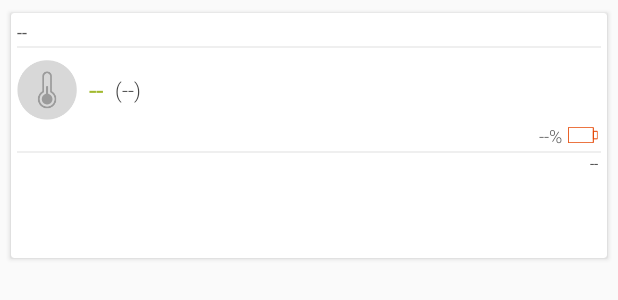
After one commit to ttdat0410/BTS, an Android app: the layout temperature_outside.xml on its own in the app's theme, with its tools: preview values and no code run, on a phone screen of 412 x 824 dp. The commit adds this screen. Shown: the top 300 px of the screen. Run offline under Robolectric (Android 15) with nearby library versions, the phone set to English and light mode, and no system bars.

Commit message:
add sub fragment on view pager

```diff
--- a/app/src/main/java/vn/vnpt/ansv/bts/utils/Utils.java
+++ b/app/src/main/java/vn/vnpt/ansv/bts/utils/Utils.java
@@ -62,7 +62,7 @@ public class Utils {
             return "tcp://10.4.1.210:1883";
         }
     }
-    public static String defaultTopic = "T123T";
+    public static String defaultTopic = "509a4c5912d3";
     public static String getTopic() {
         return "/SCPCloud/DEVICE/";
     }
--- /dev/null
+++ b/app/src/main/res/layout/temperature_outside.xml
@@ -0,0 +1,158 @@
+<?xml version="1.0" encoding="utf-8"?>
+<FrameLayout
+    xmlns:android="http://schemas.android.com/apk/res/android"
+    xmlns:app="http://schemas.android.com/apk/res-auto"
+    style="@style/block"
+    android:background="@color/transparent">
+
+    <android.support.v7.widget.CardView
+        android:id="@+id/card_view_temp"
+        android:layout_width="match_parent"
+        android:layout_height="170dp"
+        app:cardCornerRadius="2dp"
+        app:cardElevation="2dp"
+        android:layout_marginBottom="5dp"
+        android:layout_marginLeft="5dp"
+        android:layout_marginRight="5dp"
+        android:layout_marginTop="5dp"
+        app:cardPreventCornerOverlap="false"
+        app:contentPadding="0dp"
+        app:cardUseCompatPadding="true"
+        app:cardBackgroundColor="@color/white">
+
+        <RelativeLayout
+            android:layout_width="match_parent"
+            android:layout_height="match_parent">
+
+            <LinearLayout
+                style="@style/match"
+                android:layout_width="match_parent"
+                android:layout_height="match_parent"
+                android:orientation="vertical"
+                android:paddingTop="@dimen/space_XXS"
+                android:paddingLeft="@dimen/space_XXS"
+                android:paddingRight="@dimen/space_XXS"
+                android:paddingBottom="@dimen/space_XXS">
+
+                <TextView
+                    android:id="@+id/txtSensorName"
+                    style="@style/s_silicon_grey"
+                    android:layout_width="match_parent"
+                    android:layout_height="wrap_content"
+                    android:ellipsize="end"
+                    android:maxLines="1"
+                    android:text="--"
+                    android:fontFamily="sans-serif-bold"
+                    android:textAllCaps="true"/>
+
+                <View
+                    android:id="@+id/line"
+                    style="@style/divider_line"
+                    android:layout_below="@+id/txtSensorName"
+                    android:layout_marginTop="1dp"
+                    android:layout_alignParentBottom="true" />
+
+                <RelativeLayout
+                    android:layout_width="match_parent"
+                    android:layout_height="match_parent"
+                    android:layout_marginTop="@dimen/space_XXS">
+
+                    <LinearLayout
+                        android:id="@+id/dataView"
+                        style="@style/block"
+                        android:background="@color/white"
+                        android:layout_below="@+id/line"
+                        android:layout_marginTop="@dimen/space_XXS"
+                        android:layout_marginRight="0dp"
+                        android:orientation="horizontal"
+                        android:gravity="right">
+
+                        <ImageView
+                            android:id="@+id/imgSensorIcon"
+                            android:layout_width="40dp"
+                            android:layout_height="40dp"
+                            android:layout_centerHorizontal="true"
+                            android:src="@mipmap/ic_temp_inactive"
+                            android:layout_gravity="center"/>
+
+                        <TextView
+                            android:id="@+id/txtSensorValue"
+                            android:layout_width="wrap_content"
+                            android:layout_height="wrap_content"
+                            style="@style/mm_terbium_green"
+                            android:layout_below="@+id/imgSensorIcon"
+                            android:layout_marginLeft="@dimen/space_XS"
+                            android:text="--"
+                            android:textAllCaps="true"
+                            android:fontFamily="sans-serif-bold"
+                            android:layout_gravity="center"/>
+
+                        <TextView
+                            android:id="@+id/txtMeasurementUnit"
+                            android:layout_width="match_parent"
+                            android:layout_height="wrap_content"
+                            style="@style/sm_footer_grey"
+                            android:layout_below="@+id/imgSensorIcon"
+                            android:layout_marginLeft="@dimen/space_XS"
+                            android:text="(--)"
+                            android:fontFamily="sans-serif-light"
+                            android:layout_gravity="center"/>
+
+                    </LinearLayout>
+
+                    <LinearLayout
+                        android:id="@+id/batteryView"
+                        style="@style/block"
+                        android:layout_below="@+id/dataView"
+                        android:layout_marginTop="@dimen/space_XXXS"
+                        android:layout_marginRight="0dp"
+                        android:orientation="horizontal"
+                        android:gravity="right">
+
+                        <TextView
+                            android:id="@+id/txtBatteryValues"
+                            style="@style/s_silicon_grey"
+                            android:layout_width="wrap_content"
+                            android:layout_height="wrap_content"
+                            android:text="--%"
+                            android:layout_gravity="center"
+                            android:layout_marginRight="@dimen/space_XXS"
+                            android:fontFamily="sans-serif-light"
+                            android:textAllCaps="true"/>
+
+                        <ImageView
+                            android:id="@+id/imgBatteryIcon"
+                            android:layout_width="20dp"
+                            android:layout_height="12dp"
+                            android:src="@mipmap/battery_0bar"
+                            android:layout_gravity="center"
+                            android:layout_marginRight="@dimen/space_XXXS"/>
+
+                    </LinearLayout>
+
+                    <View
+                        android:id="@+id/lineUpdateTime"
+                        style="@style/divider_line"
+                        android:layout_below="@+id/batteryView"
+                        android:layout_marginTop="2dp" />
+
+                    <TextView
+                        android:id="@+id/txtUpdateTime"
+                        style="@style/xxs_silicon_grey"
+                        android:layout_width="match_parent"
+                        android:layout_height="wrap_content"
+                        android:layout_below="@+id/lineUpdateTime"
+                        android:text="--"
+                        android:layout_marginRight="@dimen/space_XXXS"
+                        android:textAlignment="textEnd"
+                        android:fontFamily="sans-serif-bold" />
+
+                </RelativeLayout>
+
+            </LinearLayout>
+
+        </RelativeLayout>
+
+    </android.support.v7.widget.CardView>
+
+</FrameLayout>
```
Also changed, not shown: app/src/main/java/vn/vnpt/ansv/bts/ui/monitor/RecyclerMonitorAdapter.java (+12 -4 lines), app/src/main/res/layout/activity_monitor.xml (+15 -4 lines), app/src/main/res/layout/fragment_recyclerview.xml (+4 -4 lines), app/src/main/res/layout/humidity_outside.xml (added, +158 -0 lines).
